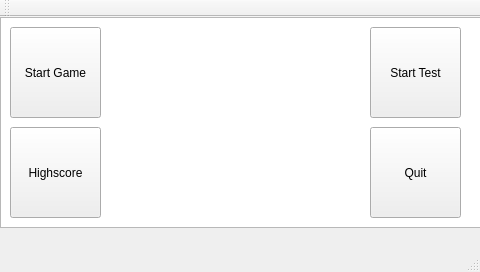
CodingBeagle/IHA_3_Semester_Project, file Software/GUI/VisuelGUI/Uc1GUI/sourcewindow.ui: the form before one commit.
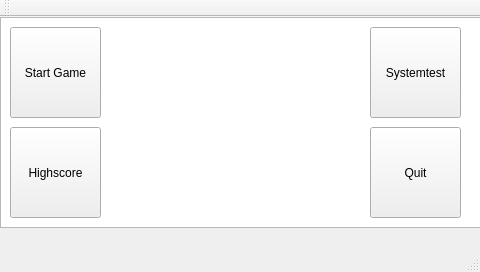
The form after the commit. Icons and pictures are not drawn.

Commit message: Updated Visuel GUI button

```diff
--- a/Software/GUI/VisuelGUI/Uc1GUI/sourcewindow.ui
+++ b/Software/GUI/VisuelGUI/Uc1GUI/sourcewindow.ui
@@ -59,7 +59,7 @@
      </rect>
     </property>
     <property name="text">
-     <string>Start Test</string>
+     <string>Systemtest</string>
     </property>
    </widget>
    <widget class="QPushButton" name="startBut">
```
